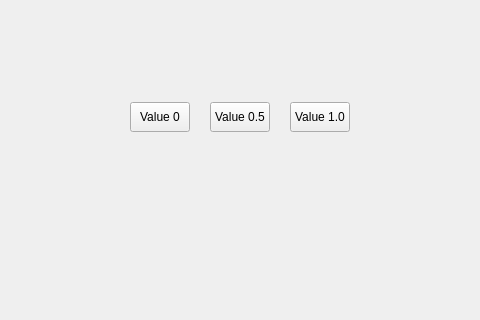
Old version of the form mainwindow.ui in the repository aegion-dynamic/cpp_ui_lib; both pictures show x 180 to 660 and y 397 to 717 of the 1286 by 717 pixel window.
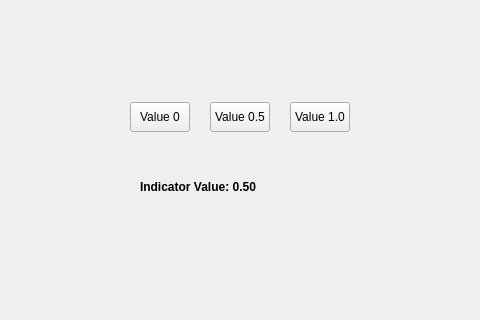
New version of the form. Custom widgets are drawn as their Qt base class.

Commit message:
Enhance ZoomPanel functionality and UI integration
- Added an indicator value label to the main window to display the current zoom level.
- Implemented signal-slot connection to update the indicator label dynamically when the zoom panel value changes.
- Enhanced mouse interaction in ZoomPanel for better user experience during dragging operations.
- Updated UI layout in mainwindow.ui to accommodate the new indicator label.

What changed in the file:
```diff
--- a/mainwindow.ui
+++ b/mainwindow.ui
@@ -103,6 +103,22 @@
      <string>Value 1.0</string>
     </property>
    </widget>
+   <widget class="QLabel" name="indicatorValueLabel">
+    <property name="geometry">
+     <rect>
+      <x>320</x>
+      <y>550</y>
+      <width>200</width>
+      <height>30</height>
+     </rect>
+    </property>
+    <property name="text">
+     <string>Indicator Value: 0.50</string>
+    </property>
+    <property name="styleSheet">
+     <string>font-weight: bold; font-size: 12px;</string>
+    </property>
+   </widget>
    <widget class="TimeSelectionVisualizer" name="timeVisualizer" native="true">
     <property name="geometry">
      <rect>
```
The commit also changes 3 other files.
